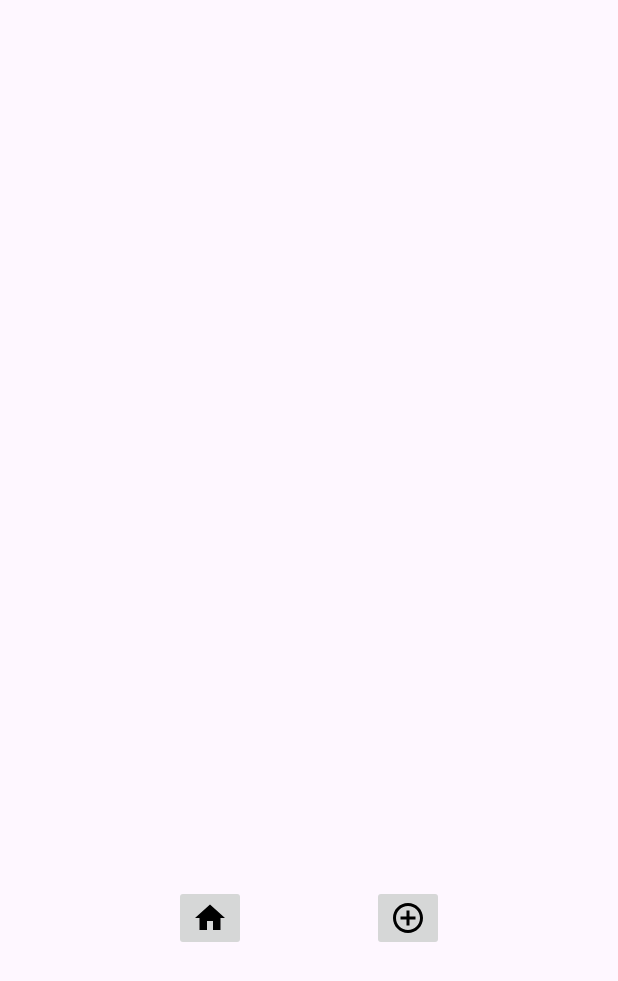
After one commit to RobertoFORTs/Oficina-do-Bolo, an Android app: the OficinaList screen opened directly, with no data from a screen before it, on a phone screen of 412 x 824 dp. The commit adds this screen. Shown: the top 981 px of the screen. Run offline under Robolectric (Android 15) with nearby library versions, the phone set to English and light mode, and no system bars; our stand-ins replace Room's generated code.

Commit message:
feat: adiciona lista de oficinas

```diff
--- a/app/src/main/AndroidManifest.xml
+++ b/app/src/main/AndroidManifest.xml
@@ -12,6 +12,9 @@
         android:supportsRtl="true"
         android:theme="@style/Theme.OficinaDoBolo"
         tools:targetApi="31">
+        <activity
+            android:name=".view.OficinaList"
+            android:exported="false" />
         <activity
             android:name=".view.BoloList"
             android:exported="false" />
--- /dev/null
+++ b/app/src/main/java/com/example/oficinadobolo/adapters/OficinaAdapter.java
@@ -0,0 +1,46 @@
+package com.example.oficinadobolo.adapters;
+
+import android.content.Context;
+import android.view.LayoutInflater;
+import android.view.View;
+import android.view.ViewGroup;
+import android.widget.ArrayAdapter;
+import android.widget.TextView;
+import androidx.annotation.NonNull;
+import androidx.annotation.Nullable;
+import com.example.oficinadobolo.R;
+import com.example.oficinadobolo.entities.Oficina;
+import java.util.List;
+
+public class OficinaAdapter extends ArrayAdapter<Oficina> {
+
+    private Context context;
+
+    private List<Oficina> oficinas;
+
+    public OficinaAdapter(@NonNull Context context, @NonNull List<Oficina> oficinas){
+        super(context, 0, oficinas);
+        this.context = context;
+        this.oficinas = oficinas;
+    }
+
+    @NonNull
+    @Override
+    public View getView(int position, @Nullable View convertView, @NonNull ViewGroup parent) {
+        View listItem = convertView;
+        if(listItem == null) {
+            listItem = LayoutInflater.from(context).inflate(R.layout.item_bolo, parent, false);
+        }
+
+        Oficina currentOficina = oficinas.get(position);
+
+        TextView txtNomeOficina = listItem.findViewById(R.id.txtNomeOficina);
+        TextView txtDescOficina = listItem.findViewById(R.id.txtDescOficina);
+
+        txtNomeOficina.setText(currentOficina.getNomeOficina());
+        txtDescOficina.setText(currentOficina.getDescOficina());
+
+        return listItem;
+    }
+
+}
--- a/app/src/main/java/com/example/oficinadobolo/entities/Oficina.java
+++ b/app/src/main/java/com/example/oficinadobolo/entities/Oficina.java
@@ -2,6 +2,9 @@ package com.example.oficinadobolo.entities;
 import androidx.room.Entity;
 import androidx.room.ForeignKey;
 import androidx.room.PrimaryKey;
+import androidx.room.TypeConverters;
+
+import com.example.oficinadobolo.adapters.ConversorData;
 
 import java.util.Date;
 
@@ -14,6 +17,7 @@ public class Oficina {
     private int oficinaID;
     private String nomeOficina;
     private String descOficina;
+    @TypeConverters(ConversorData.class)
     private Date dataOficina;
     private int usuarioID;
 
--- /dev/null
+++ b/app/src/main/java/com/example/oficinadobolo/view/OficinaList.java
@@ -0,0 +1,71 @@
+package com.example.oficinadobolo.view;
+
+import androidx.appcompat.app.AppCompatActivity;
+import android.content.Intent;
+import android.os.Bundle;
+import android.view.View;
+import android.widget.AdapterView;
+import android.widget.ListView;
+import com.example.oficinadobolo.adapters.OficinaAdapter;
+import com.example.oficinadobolo.database.LocalDatabase;
+import com.example.oficinadobolo.databinding.ActivityOficinaListBinding;
+import com.example.oficinadobolo.entities.Oficina;
+import java.util.List;
+
+public class OficinaList extends AppCompatActivity {
+
+    private ActivityOficinaListBinding binding;
+
+    private LocalDatabase db;
+
+    private List<Oficina> oficinas;
+
+    private ListView listViewOficinas;
+
+    private Intent edtIntent;
+
+    @Override
+    protected void onCreate(Bundle savedInstanceState) {
+        super.onCreate(savedInstanceState);
+        binding = ActivityOficinaListBinding.inflate(getLayoutInflater());
+        setContentView(binding.getRoot());
+
+        db = LocalDatabase.getDatabase(getApplicationContext());
+        listViewOficinas = binding.listOficinas;
+
+        binding.btnAddOficinas.setOnClickListener(new View.OnClickListener() {
+            @Override
+            public void onClick(View v) {
+                startActivity(new Intent(OficinaList.this, RegistrarOficinaActivity.class));
+            }
+        });
+
+        binding.btnHomeOficinas.setOnClickListener(new View.OnClickListener() {
+            @Override
+            public void onClick(View v) {
+                finish();
+            }
+        });
+    }
+
+    @Override
+    protected void onResume() {
+        super.onResume();
+        edtIntent = new Intent(this, RegistrarOficinaActivity.class);
+        preencherOficinas();
+    }
+
+    private void preencherOficinas() {
+        oficinas = db.oficinaModel().getAll();
+        OficinaAdapter boloAdapter = new OficinaAdapter(this, oficinas);
+        listViewOficinas.setAdapter(boloAdapter);
+        listViewOficinas.setOnItemClickListener(new AdapterView.OnItemClickListener() {
+            public void onItemClick(AdapterView<?> parent, View view,
+                                    int position, long id) {
+                Oficina oficinaselecionado = oficinas.get(position);
+                edtIntent.putExtra("OFICINA_SELECIONADA_ID", oficinaselecionado.getOficinaID());
+                startActivity(edtIntent);
+            }
+        });
+    }
+}
--- a/app/src/main/java/com/example/oficinadobolo/view/RegistrarOficinaActivity.java
+++ b/app/src/main/java/com/example/oficinadobolo/view/RegistrarOficinaActivity.java
@@ -65,7 +65,7 @@ public class RegistrarOficinaActivity extends AppCompatActivity {
         db.oficinaModel().insertAll(thisOficina);
         Toast.makeText(this, "Oficina criada com sucesso.", Toast.LENGTH_SHORT).show();
 
-        Intent it = new Intent(RegistrarOficinaActivity.this, LoginActivity.class);
+        Intent it = new Intent(RegistrarOficinaActivity.this, OficinaList.class);
         startActivity(it);
         finish();
     }
--- a/app/src/main/res/layout/activity_cruds.xml
+++ b/app/src/main/res/layout/activity_cruds.xml
@@ -38,7 +38,7 @@
         app:layout_constraintTop_toBottomOf="@+id/btnCrudUsuario" />
 
     <Button
-        android:id="@+id/button5"
+        android:id="@+id/btnCrudOficina"
         android:layout_width="wrap_content"
         android:layout_height="wrap_content"
         android:layout_marginStart="126dp"
--- /dev/null
+++ b/app/src/main/res/layout/activity_oficina_list.xml
@@ -0,0 +1,38 @@
+<?xml version="1.0" encoding="utf-8"?>
+<androidx.constraintlayout.widget.ConstraintLayout xmlns:android="http://schemas.android.com/apk/res/android"
+    xmlns:app="http://schemas.android.com/apk/res-auto"
+    xmlns:tools="http://schemas.android.com/tools"
+    android:layout_width="match_parent"
+    android:layout_height="match_parent"
+    tools:context=".view.OficinaList">
+
+    <ListView
+        android:id="@+id/listOficinas"
+        android:layout_width="409dp"
+        android:layout_height="450dp"
+        android:layout_marginStart="1dp"
+        android:layout_marginTop="52dp"
+        app:layout_constraintStart_toStartOf="parent"
+        app:layout_constraintTop_toTopOf="parent" />
+
+    <ImageButton
+        android:id="@+id/btnHomeOficinas"
+        android:layout_width="wrap_content"
+        android:layout_height="wrap_content"
+        android:layout_marginStart="116dp"
+        android:layout_marginTop="88dp"
+        app:layout_constraintStart_toStartOf="parent"
+        app:layout_constraintTop_toBottomOf="@+id/listOficinas"
+        app:srcCompat="@drawable/baseline_home_24" />
+
+    <ImageButton
+        android:id="@+id/btnAddOficinas"
+        android:layout_width="wrap_content"
+        android:layout_height="wrap_content"
+        android:layout_marginStart="84dp"
+        android:layout_marginTop="88dp"
+        app:layout_constraintStart_toEndOf="@+id/btnHomeOficinas"
+        app:layout_constraintTop_toBottomOf="@+id/listOficinas"
+        app:srcCompat="@drawable/baseline_add_circle_outline_24" />
+
+</androidx.constraintlayout.widget.ConstraintLayout>
```
Also changed, not shown: app/src/main/java/com/example/oficinadobolo/view/CrudsActivity.java (+7 -0 lines), app/src/main/res/layout/item_oficina.xml (added, +48 -0 lines).
